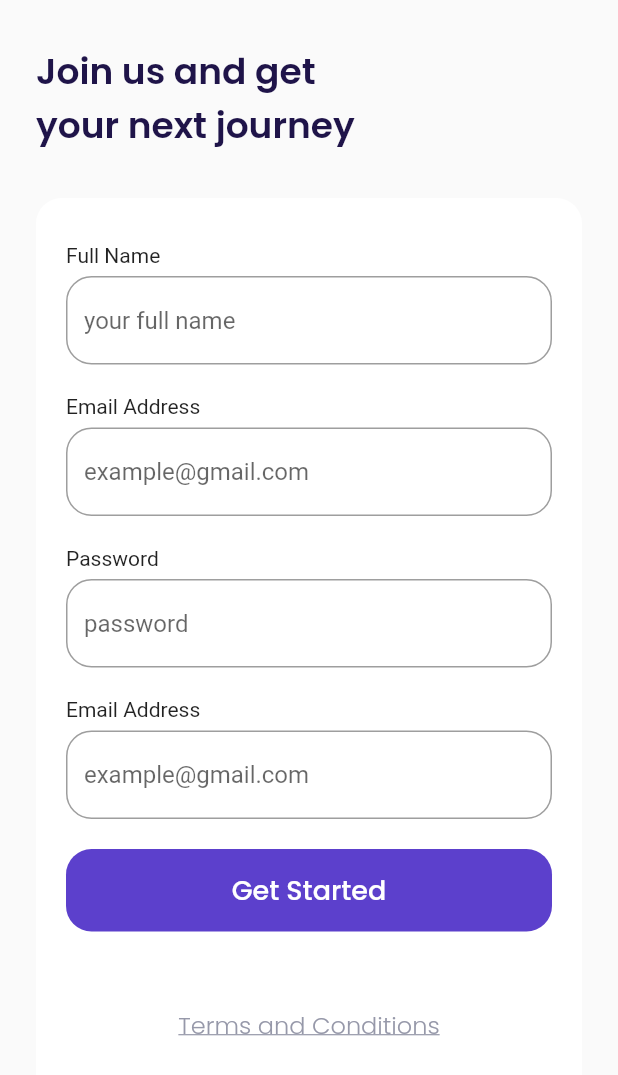
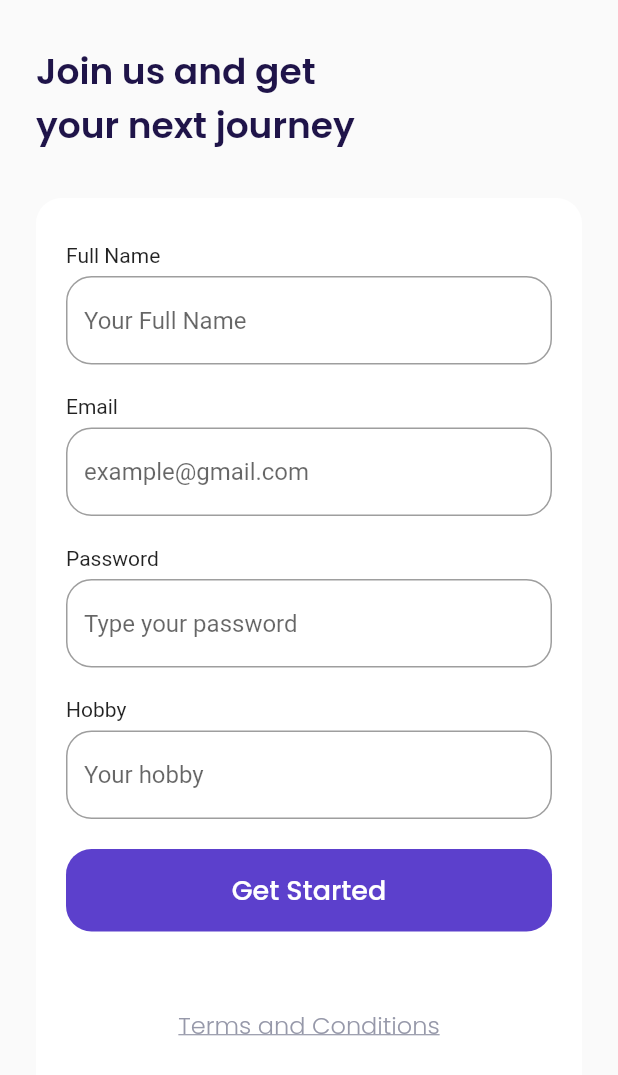
Before and after one commit to FaisalMashuri/ticket_plane, a Flutter app: the screen it shows after launch, after a tap on "Get Started", on a phone screen of 412 x 824 dp. Shown: the top 1075 px of the screen. Run offline on Flutter 3.47's test engine with Material 2 defaults, Android fonts, the phone set to English and light mode, and no system bars; our stand-ins replace google_fonts.

Commit message:
making header in home_page

```diff
--- a/lib/main.dart
+++ b/lib/main.dart
@@ -9,9 +9,6 @@ void main() => runApp(MyApp());
 
 class MyApp extends StatelessWidget {
   const MyApp({ Key? key }) : super(key: key);
-
-
-
   @override
   Widget build(BuildContext context) {
     return MaterialApp(
--- /dev/null
+++ b/lib/ui/pages/home_page.dart
@@ -0,0 +1,57 @@
+import 'package:airplane/shared/theme.dart';
+import 'package:flutter/material.dart';
+
+class HomePage extends StatelessWidget {
+  const HomePage({Key? key}) : super(key: key);
+
+  @override
+  Widget build(BuildContext context) {
+    Widget header() {
+      return Container(
+        margin:
+            EdgeInsets.only(left: defaultMargin, right: defaultMargin, top: 30),
+        child: Row(
+          children: [
+            Expanded(
+              child: Column(
+                crossAxisAlignment: CrossAxisAlignment.start,
+                children: [
+                  Text(
+                    "Howdy, \nFaisal Mashuri",
+                    style: blackTextStyle.copyWith(
+                        fontSize: 24, fontWeight: semiBold),
+                    overflow: TextOverflow.ellipsis,
+                  ),
+                  SizedBox(
+                    height: 6,
+                  ),
+                  Text(
+                    "Where to fly today",
+                    style:
+                        greyTextStyle.copyWith(fontSize: 16, fontWeight: light),
+                    overflow: TextOverflow.ellipsis,
+
+                  )
+                ],
+              ),
+            ),
+            Container(
+              width: 60,
+              height: 60,
+              decoration: BoxDecoration(
+                shape: BoxShape.circle,
+                image: DecorationImage(
+                  image: AssetImage("assets/image_profile.png")
+                )
+              ),
+            )
+          ],
+        ),
+      );
+    }
+
+    return ListView(
+      children: [header()],
+    );
+  }
+}
--- a/lib/ui/pages/main_page.dart
+++ b/lib/ui/pages/main_page.dart
@@ -1,3 +1,4 @@
+import 'package:airplane/ui/pages/home_page.dart';
 import 'package:airplane/ui/widgets/custom_bottom_navigation_item.dart';
 import 'package:flutter/material.dart';
 import '../../shared/theme.dart';
@@ -7,6 +8,10 @@ class MainPage extends StatelessWidget {
 
   @override
   Widget build(BuildContext context) {
+
+    Widget BuildContent() {
+      return HomePage();
+    }
 
     Widget customButtonNavigation() {
       return Align(
@@ -36,10 +41,7 @@ class MainPage extends StatelessWidget {
     return Scaffold(
       body:Stack(
         children: [
-          Text(
-            "main page",
-
-          ),
+          BuildContent(),
           customButtonNavigation()
         ],
       )
--- a/lib/ui/pages/signup_page.dart
+++ b/lib/ui/pages/signup_page.dart
@@ -1,4 +1,5 @@
 import 'package:airplane/ui/widgets/custom_button.dart';
+import 'package:airplane/ui/widgets/custom_text_form_field.dart';
 import 'package:flutter/material.dart';
 import '../../shared/theme.dart';
 
@@ -19,121 +20,29 @@ class SignUpPage extends StatelessWidget {
 
     Widget inputSection() {
       Widget nameInput() {
-        return Container(
-          margin: EdgeInsets.only(bottom: 20),
-          child: Column(
-            crossAxisAlignment: CrossAxisAlignment.start,
-            children: [
-              Text(
-                "Full Name",
-              ),
-              SizedBox(
-                height: 6,
-              ),
-              TextFormField(
-                cursorColor: kBlackColor,
-                decoration: InputDecoration(
-                    hintText: "your full name",
-                    border: OutlineInputBorder(
-                        borderRadius: BorderRadius.circular(defaultRadius)),
-                    focusedBorder: OutlineInputBorder(
-                        borderRadius: BorderRadius.circular(defaultRadius),
-                        borderSide: BorderSide(color: kPrimaryColor))),
-              )
-            ],
-          ),
-        );
+        return CustomTextFormField(
+            title: "Full Name", hintText: "Your Full Name");
       }
 
       Widget emailInput() {
-        return Container(
-          margin: EdgeInsets.only(bottom: 20),
-          child: Column(
-            crossAxisAlignment: CrossAxisAlignment.start,
-            children: [
-              Text(
-                "Email Address",
-              ),
-              SizedBox(
-                height: 6,
-              ),
-              TextFormField(
-                cursorColor: kBlackColor,
-                decoration: InputDecoration(
-                    hintText: "example@gmail.com",
-                    border: OutlineInputBorder(
-                        borderRadius: BorderRadius.circular(defaultRadius)),
-                    focusedBorder: OutlineInputBorder(
-                        borderRadius: BorderRadius.circular(defaultRadius),
-                        borderSide: BorderSide(color: kPrimaryColor))),
-              )
-            ],
-          ),
-        );
+        return CustomTextFormField(
+            title: "Email", hintText: "example@gmail.com");
       }
 
       Widget passwordInput() {
-        return Container(
-          margin: EdgeInsets.only(bottom: 20),
-          child: Column(
-            crossAxisAlignment: CrossAxisAlignment.start,
-            children: [
-              Text(
-                "Password",
-              ),
-              SizedBox(
-                height: 6,
-              ),
-              TextFormField(
-                obscureText: true,
-                cursorColor: kBlackColor,
-                decoration: InputDecoration(
-                    hintText: "password",
-                    border: OutlineInputBorder(
-                        borderRadius: BorderRadius.circular(defaultRadius)),
-                    focusedBorder: OutlineInputBorder(
-                        borderRadius: BorderRadius.circular(defaultRadius),
-                        borderSide: BorderSide(color: kPrimaryColor))),
-              )
-            ],
-          ),
-        );
+        return CustomTextFormField(title: "Password", hintText: "Type your password", obsecureText: true,);
       }
 
       Widget hobbyInput() {
-        return Container(
-          margin: EdgeInsets.only(bottom: 20),
-          child: Column(
-            crossAxisAlignment: CrossAxisAlignment.start,
-            children: [
-              Text(
-                "Email Address",
-              ),
-              SizedBox(
-                height: 6,
-              ),
-              TextFormField(
-                cursorColor: kBlackColor,
-                decoration: InputDecoration(
-                    hintText: "example@gmail.com",
-                    border: OutlineInputBorder(
-                        borderRadius: BorderRadius.circular(defaultRadius)),
-                    focusedBorder: OutlineInputBorder(
-                        borderRadius: BorderRadius.circular(defaultRadius),
-                        borderSide: BorderSide(color: kPrimaryColor))),
-              )
-            ],
-          ),
-        );
+        return CustomTextFormField(title: "Hobby", hintText: "Your hobby");
       }
 
       Widget submitButton() {
         return CustomButton(
-          title: "Get Started",
-          onPressed: () {
-            Navigator.pushNamed(context, "/bonus-page");
-          }
-        );
+            title: "Get Started",
+            onPressed: () {
+              Navigator.pushNamed(context, "/bonus-page");
+            });
       }
 
       Widget tacButton() {
--- /dev/null
+++ b/lib/ui/widgets/custom_text_form_field.dart
@@ -0,0 +1,44 @@
+import 'package:airplane/shared/theme.dart';
+import 'package:flutter/material.dart';
+
+class CustomTextFormField extends StatelessWidget {
+  final String title;
+  final String hintText;
+  final bool obsecureText;
+
+  const CustomTextFormField(
+      {Key? key,
+      required this.title,
+      required this.hintText,
+      this.obsecureText = false})
+      : super(key: key);
+
+  @override
+  Widget build(BuildContext context) {
+    return Container(
+      margin: EdgeInsets.only(bottom: 20),
+      child: Column(
+        crossAxisAlignment: CrossAxisAlignment.start,
+        children: [
+          Text(
+            title
+          ),
+          SizedBox(
+            height: 6,
+          ),
+          TextFormField(
+            obscureText: obsecureText,
+            cursorColor: kBlackColor,
+            decoration: InputDecoration(
+                hintText: hintText,
+                border: OutlineInputBorder(
+                    borderRadius: BorderRadius.circular(defaultRadius)),
+                focusedBorder: OutlineInputBorder(
+                    borderRadius: BorderRadius.circular(defaultRadius),
+                    borderSide: BorderSide(color: kPrimaryColor))),
+          )
+        ],
+      ),
+    );
+  }
+}
```
